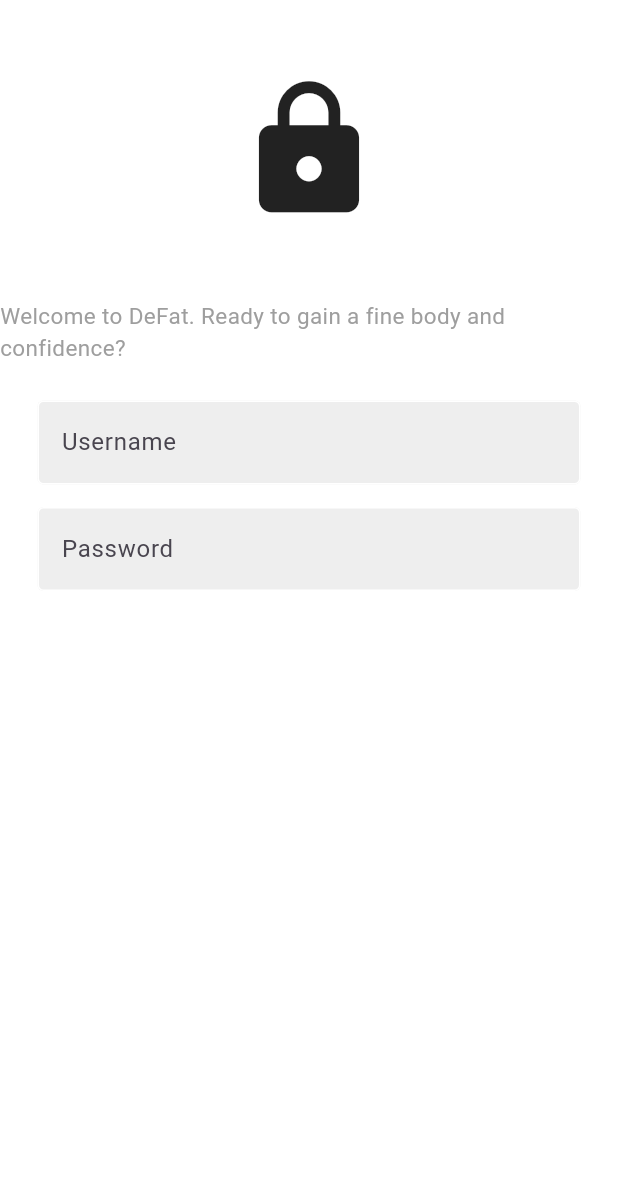
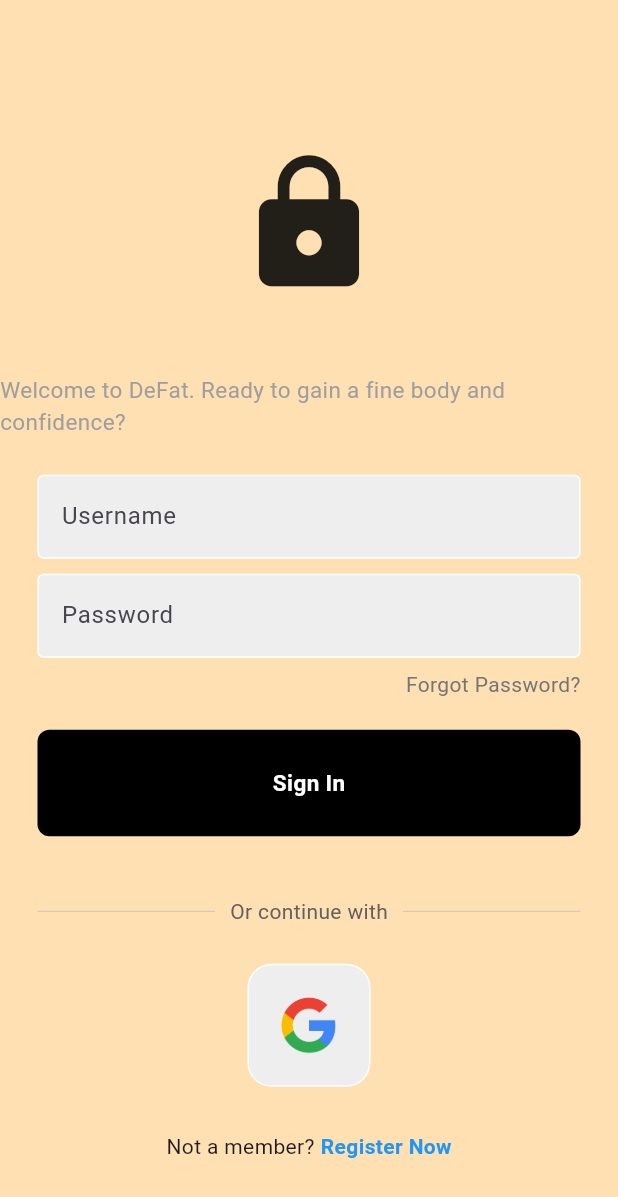
Before and after one commit to qu-ngx/DeFat, a Flutter app: the screen it shows after launch, on a phone screen of 412 x 824 dp. Shown: the top 1197 px of the screen. Run offline on Flutter 3.47's test engine with Material 3 defaults, Android fonts, the phone set to English and light mode, and no system bars; our stand-ins replace firebase_core, image_picker; missing offline and left inert: tflite_flutter; accounts and stored records are empty.

Commit message:
added UI login page

```diff
--- /dev/null
+++ b/lib/components/login_button.dart
@@ -0,0 +1,26 @@
+import 'package:flutter/material.dart';
+
+class SignInButton extends StatelessWidget {
+  final Function()? onTap;
+
+  const SignInButton({super.key, required this.onTap});
+
+  @override
+  Widget build(BuildContext context) {
+    return Container(
+      padding: const EdgeInsets.all(25),
+      margin: const EdgeInsets.symmetric(horizontal: 25),
+      decoration: BoxDecoration(
+          color: Colors.black, borderRadius: BorderRadius.circular(8)),
+      child: const Center(
+          child: Text(
+        "Sign In",
+        style: TextStyle(
+          color: Colors.white,
+          fontWeight: FontWeight.bold,
+          fontSize: 15,
+        ),
+      )),
+    );
+  }
+}
--- /dev/null
+++ b/lib/components/square_tile.dart
@@ -0,0 +1,22 @@
+import 'package:flutter/material.dart';
+
+class SquareTile extends StatelessWidget {
+  final imagePath;
+  const SquareTile({super.key, required this.imagePath});
+
+  @override
+  Widget build(BuildContext context) {
+    return Container(
+      padding: EdgeInsets.all(20),
+      decoration: BoxDecoration(
+        border: Border.all(color: Colors.white),
+        borderRadius: BorderRadius.circular(16),
+        color: Colors.grey[200],
+      ),
+      child: Image.asset(
+        imagePath,
+        height: 40,
+      ),
+    );
+  }
+}
--- a/lib/pages/authenticator/login_page.dart
+++ b/lib/pages/authenticator/login_page.dart
@@ -1,4 +1,6 @@
 import 'package:defat/components/my_textfield.dart';
+import 'package:defat/components/login_button.dart';
+import 'package:defat/components/square_tile.dart';
 import 'package:flutter/material.dart';
 
 class LoginPage extends StatelessWidget {
@@ -7,13 +9,16 @@ class LoginPage extends StatelessWidget {
   final usernameController = TextEditingController();
   final passwordController = TextEditingController();
 
+  void signUserIn() {}
+
   @override
   Widget build(BuildContext context) {
     return Scaffold(
-      backgroundColor: Colors.white,
+      backgroundColor: Colors.orange[100],
       body: SafeArea(
           child: Center(
         child: Column(
+          mainAxisAlignment: MainAxisAlignment.center,
           children: [
             const SizedBox(height: 50),
             // Logo
@@ -35,13 +40,85 @@ class LoginPage extends StatelessWidget {
               obscureText: false,
             ),
 
-            const SizedBox(height: 15),
+            const SizedBox(height: 10),
 
             // password textfield
             MyTextField(
               controller: passwordController,
               hintText: 'Password',
               obscureText: true,
+            ),
+
+            // draw forgot password text
+            const SizedBox(height: 8),
+
+            // forgot the password
+            Padding(
+              padding: const EdgeInsets.symmetric(horizontal: 25),
+              child: Row(
+                mainAxisAlignment: MainAxisAlignment.end,
+                children: [
+                  Text(
+                    "Forgot Password?",
+                    style: TextStyle(color: Colors.grey[600]),
+                  )
+                ],
+              ),
+            ),
+
+            const SizedBox(height: 20),
+
+            // Sign-in button
+            SignInButton(onTap: signUserIn),
+
+            const SizedBox(height: 40),
+
+            Padding(
+              padding: const EdgeInsets.symmetric(horizontal: 25.0),
+              child: Row(
+                children: [
+                  Expanded(
+                    child: Divider(
+                      thickness: 0.5,
+                      color: Colors.grey[400],
+                    ),
+                  ),
+                  Padding(
+                    padding: const EdgeInsets.symmetric(horizontal: 10.0),
+                    child: Text('Or continue with',
+                        style: TextStyle(color: Colors.grey[700])),
+                  ),
+                  Expanded(
+                    child: Divider(
+                      thickness: 0.5,
+                      color: Colors.grey[400],
+                    ),
+                  ),
+                ],
+              ),
+            ),
+
+            const SizedBox(height: 25),
+            // Google sign in symbol (to be added features)
+
+            const Row(
+              mainAxisAlignment: MainAxisAlignment.center,
+              children: [SquareTile(imagePath: 'assets/icons/google.png')],
+            ),
+            const SizedBox(height: 30),
+
+            // not a member? register text button
+            const Row(
+              mainAxisAlignment: MainAxisAlignment.center,
+              children: [
+                Text("Not a member?"),
+                SizedBox(width: 4),
+                Text(
+                  "Register Now",
+                  style: TextStyle(
+                      color: Colors.blue, fontWeight: FontWeight.bold),
+                )
+              ],
             )
           ],
         ),
```
Also changed, not shown: assets/icons/google.png (added), 1 other file.
